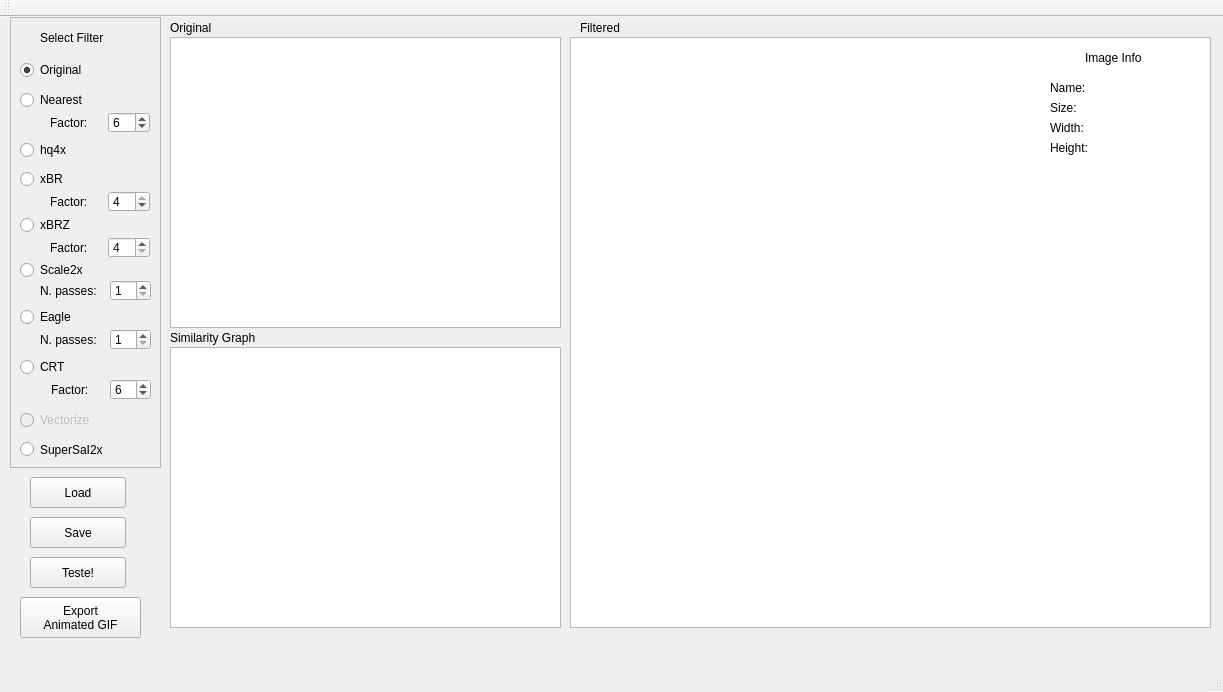
First picture: the form in MainWindow.ui, repository marcoc2/dpixel, before the edit.
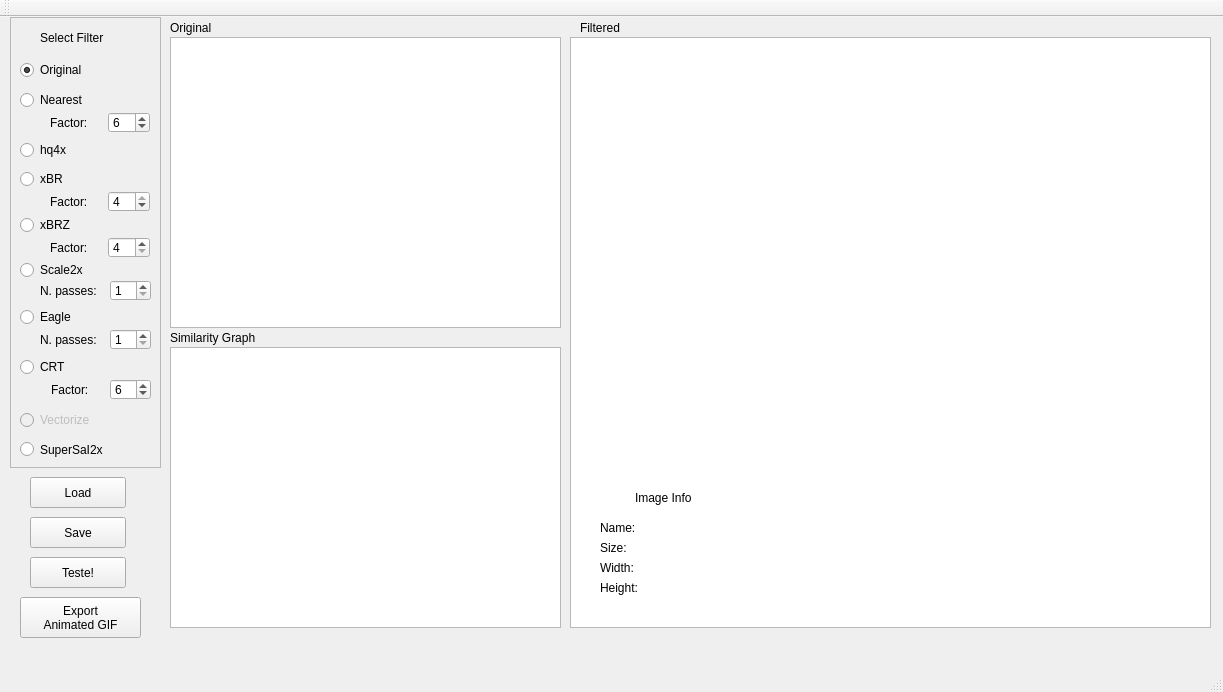
Second picture: the form after the edit.

Commit message: Rearrage info labels position. Add QThread as base class of Filter

Patch:
```diff
--- a/MainWindow.ui
+++ b/MainWindow.ui
@@ -69,142 +69,6 @@
      <string>Save</string>
     </property>
    </widget>
-   <widget class="QFrame" name="frame">
-    <property name="enabled">
-     <bool>true</bool>
-    </property>
-    <property name="geometry">
-     <rect>
-      <x>1040</x>
-      <y>20</y>
-      <width>171</width>
-      <height>241</height>
-     </rect>
-    </property>
-    <property name="frameShape">
-     <enum>QFrame::NoFrame</enum>
-    </property>
-    <property name="frameShadow">
-     <enum>QFrame::Raised</enum>
-    </property>
-    <widget class="QLabel" name="labeImageInfo">
-     <property name="geometry">
-      <rect>
-       <x>45</x>
-       <y>10</y>
-       <width>71</width>
-       <height>21</height>
-      </rect>
-     </property>
-     <property name="text">
-      <string>Image Info</string>
-     </property>
-    </widget>
-    <widget class="QLabel" name="labelNameInfo">
-     <property name="geometry">
-      <rect>
-       <x>10</x>
-       <y>40</y>
-       <width>41</width>
-       <height>21</height>
-      </rect>
-     </property>
-     <property name="text">
-      <string>Name:</string>
-     </property>
-    </widget>
-    <widget class="QLabel" name="LabelSizeInfo">
-     <property name="geometry">
-      <rect>
-       <x>10</x>
-       <y>60</y>
-       <width>66</width>
-       <height>21</height>
-      </rect>
-     </property>
-     <property name="text">
-      <string>Size:</string>
-     </property>
-    </widget>
-    <widget class="QLabel" name="labelWidthInfo">
-     <property name="geometry">
-      <rect>
-       <x>10</x>
-       <y>80</y>
-       <width>66</width>
-       <height>21</height>
-      </rect>
-     </property>
-     <property name="text">
-      <string>Width:</string>
-     </property>
-    </widget>
-    <widget class="QLabel" name="LabelHeightInfo">
-     <property name="geometry">
-      <rect>
-       <x>10</x>
-       <y>100</y>
-       <width>66</width>
-       <height>21</height>
-      </rect>
-     </property>
-     <property name="text">
-      <string>Height:</string>
-     </property>
-    </widget>
-    <widget class="QLabel" name="LabelName">
-     <property name="geometry">
-      <rect>
-       <x>80</x>
-       <y>40</y>
-       <width>81</width>
-       <height>21</height>
-      </rect>
-     </property>
-     <property name="text">
-      <string/>
-     </property>
-    </widget>
-    <widget class="QLabel" name="labelSize">
-     <property name="geometry">
-      <rect>
-       <x>80</x>
-       <y>60</y>
-       <width>66</width>
-       <height>21</height>
-      </rect>
-     </property>
-     <property name="text">
-      <string/>
-     </property>
-    </widget>
-    <widget class="QLabel" name="labelWidth">
-     <property name="geometry">
-      <rect>
-       <x>80</x>
-       <y>80</y>
-       <width>66</width>
-       <height>21</height>
-      </rect>
-     </property>
-     <property name="text">
-      <string/>
-     </property>
-    </widget>
-    <widget class="QLabel" name="labelHeight">
-     <property name="geometry">
-      <rect>
-       <x>80</x>
-       <y>100</y>
-       <width>66</width>
-       <height>21</height>
-      </rect>
-     </property>
-     <property name="text">
-      <string/>
-     </property>
-    </widget>
-   </widget>
    <widget class="QFrame" name="frameFiltersOptions">
     <property name="geometry">
      <rect>
@@ -651,17 +515,6 @@
      <string>Filtered</string>
     </property>
    </widget>
-   <widget class="QWidget" name="gridLayoutWidget">
-    <property name="geometry">
-     <rect>
-      <x>589</x>
-      <y>39</y>
-      <width>601</width>
-      <height>551</height>
-     </rect>
-    </property>
-    <layout class="QGridLayout" name="gridLayout"/>
-   </widget>
    <widget class="QPushButton" name="exportGIFButton">
     <property name="geometry">
      <rect>
@@ -676,6 +529,142 @@
 Animated GIF</string>
     </property>
    </widget>
+   <widget class="QFrame" name="fileInfoFrame">
+    <property name="enabled">
+     <bool>true</bool>
+    </property>
+    <property name="geometry">
+     <rect>
+      <x>590</x>
+      <y>40</y>
+      <width>599</width>
+      <height>549</height>
+     </rect>
+    </property>
+    <property name="frameShape">
+     <enum>QFrame::NoFrame</enum>
+    </property>
+    <property name="frameShadow">
+     <enum>QFrame::Raised</enum>
+    </property>
+    <widget class="QLabel" name="labeImageInfo">
+     <property name="geometry">
+      <rect>
+       <x>45</x>
+       <y>430</y>
+       <width>91</width>
+       <height>21</height>
+      </rect>
+     </property>
+     <property name="text">
+      <string>Image Info</string>
+     </property>
+    </widget>
+    <widget class="QLabel" name="labelNameInfo">
+     <property name="geometry">
+      <rect>
+       <x>10</x>
+       <y>460</y>
+       <width>61</width>
+       <height>21</height>
+      </rect>
+     </property>
+     <property name="text">
+      <string>Name:</string>
+     </property>
+    </widget>
+    <widget class="QLabel" name="LabelSizeInfo">
+     <property name="geometry">
+      <rect>
+       <x>10</x>
+       <y>480</y>
+       <width>66</width>
+       <height>21</height>
+      </rect>
+     </property>
+     <property name="text">
+      <string>Size:</string>
+     </property>
+    </widget>
+    <widget class="QLabel" name="labelWidthInfo">
+     <property name="geometry">
+      <rect>
+       <x>10</x>
+       <y>500</y>
+       <width>66</width>
+       <height>21</height>
+      </rect>
+     </property>
+     <property name="text">
+      <string>Width:</string>
+     </property>
+    </widget>
+    <widget class="QLabel" name="LabelHeightInfo">
+     <property name="geometry">
+      <rect>
+       <x>10</x>
+       <y>520</y>
+       <width>66</width>
+       <height>21</height>
+      </rect>
+     </property>
+     <property name="text">
+      <string>Height:</string>
+     </property>
+    </widget>
+    <widget class="QLabel" name="LabelName">
+     <property name="geometry">
+      <rect>
+       <x>80</x>
+       <y>460</y>
+       <width>491</width>
+       <height>21</height>
+      </rect>
+     </property>
+     <property name="text">
+      <string/>
+     </property>
+    </widget>
+    <widget class="QLabel" name="labelSize">
+     <property name="geometry">
+      <rect>
+       <x>80</x>
+       <y>480</y>
+       <width>91</width>
+       <height>21</height>
+      </rect>
+     </property>
+     <property name="text">
+      <string/>
+     </property>
+    </widget>
+    <widget class="QLabel" name="labelWidth">
+     <property name="geometry">
+      <rect>
+       <x>80</x>
+       <y>500</y>
+       <width>81</width>
+       <height>21</height>
+      </rect>
+     </property>
+     <property name="text">
+      <string/>
+     </property>
+    </widget>
+    <widget class="QLabel" name="labelHeight">
+     <property name="geometry">
+      <rect>
+       <x>80</x>
+       <y>520</y>
+       <width>91</width>
+       <height>21</height>
+      </rect>
+     </property>
+     <property name="text">
+      <string/>
+     </property>
+    </widget>
+   </widget>
   </widget>
   <widget class="QMenuBar" name="menuBar">
    <property name="geometry">
```
Left out of the diff: 2 changed lines with no effect on the pictures. The commit also changes 7 other files.
